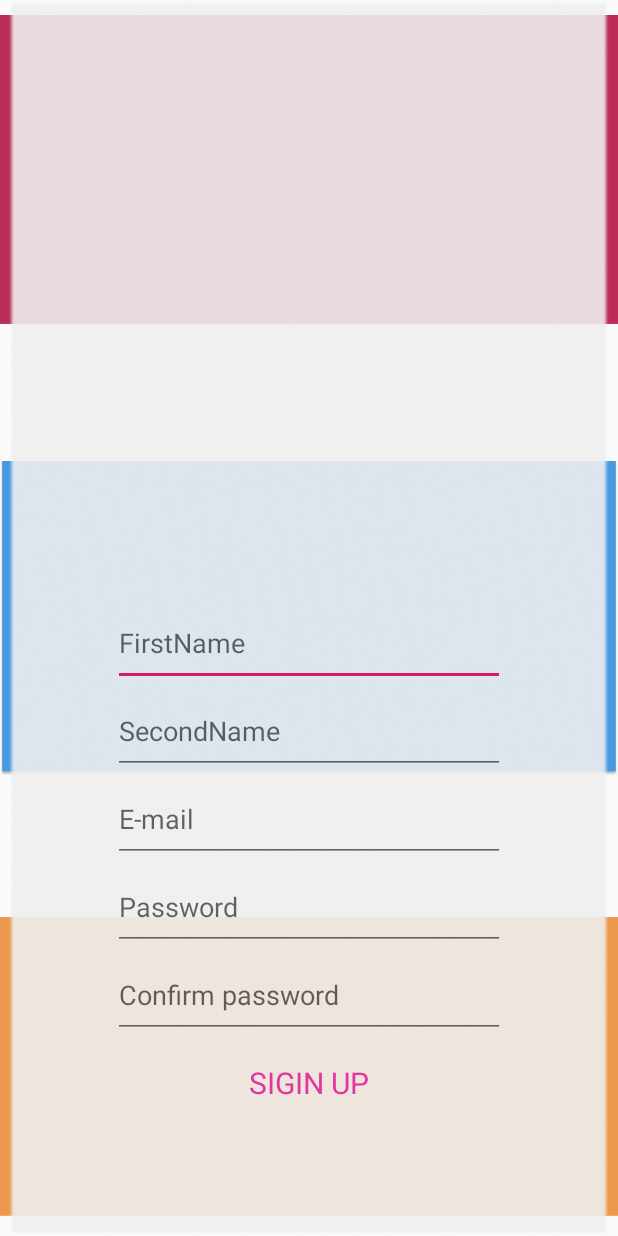
After one commit to Amaderu/FirstProject, an Android app: the layout activity_main2.xml on its own in the app's theme, with its tools: preview values and no code run, on a phone screen of 412 x 824 dp. The commit adds this screen. Run offline under Robolectric (Android 15) with nearby library versions, the light colour scheme and no system bars.

```diff
--- /dev/null
+++ b/app/src/main/res/layout/activity_main2.xml
@@ -0,0 +1,108 @@
+<?xml version="1.0" encoding="utf-8"?>
+<androidx.constraintlayout.widget.ConstraintLayout xmlns:android="http://schemas.android.com/apk/res/android"
+    xmlns:app="http://schemas.android.com/apk/res-auto"
+    xmlns:tools="http://schemas.android.com/tools"
+    android:layout_width="match_parent"
+    android:layout_height="match_parent"
+    tools:context=".MainActivity2">
+    <ImageView
+        android:id="@+id/rectangle1"
+        android:layout_width="match_parent"
+        android:layout_height="226dp"
+        android:src="@drawable/rectangle_1"
+        app:layout_constraintTop_toTopOf="parent" />
+
+    <ImageView
+        android:layout_width="match_parent"
+        android:layout_height="226dp"
+        android:src="@drawable/rectangle_2"
+        app:layout_constraintTop_toBottomOf="@+id/rectangle1"
+        app:layout_constraintBottom_toTopOf="@+id/rectangle3"/>
+
+    <ImageView
+        android:id="@+id/rectangle3"
+        android:layout_width="match_parent"
+        android:layout_height="226dp"
+        android:src="@drawable/rectangle_3"
+        app:layout_constraintBottom_toBottomOf="parent"
+        />
+
+
+    <ImageView
+        android:id="@+id/screen_bg"
+        android:layout_width="wrap_content"
+        android:layout_height="wrap_content"
+        android:layout_margin="12dp"
+        android:src="@drawable/screen_bg"
+        app:layout_constraintBottom_toBottomOf="parent"
+        app:layout_constraintEnd_toEndOf="parent"
+        app:layout_constraintStart_toStartOf="parent"
+        app:layout_constraintTop_toTopOf="parent"
+        android:alpha="0.9"/>
+
+    <EditText
+        android:id="@+id/fieldFName"
+        android:layout_width="261dp"
+        android:layout_height="57dp"
+        android:hint="FirstName"
+        android:orientation="horizontal"
+        android:paddingVertical="12dp"
+        app:layout_constraintEnd_toEndOf="@+id/screen_bg"
+        app:layout_constraintStart_toStartOf="@+id/screen_bg"
+        app:layout_constraintTop_toTopOf="@+id/screen_bg"
+        android:layout_marginTop="600px"/>
+    <EditText
+        android:id="@+id/fieldSName"
+        android:layout_width="261dp"
+        android:layout_height="57dp"
+        android:hint="SecondName"
+        app:layout_constraintStart_toStartOf="@id/fieldFName"
+        app:layout_constraintTop_toBottomOf="@id/fieldFName"
+        android:layout_marginTop="1dp"
+        />
+    <EditText
+        android:id="@+id/fieldMail"
+        android:layout_width="261dp"
+        android:layout_height="57dp"
+        android:hint="E-mail"
+        app:layout_constraintStart_toStartOf="@id/fieldSName"
+        app:layout_constraintTop_toBottomOf="@id/fieldSName"
+        android:layout_marginTop="1dp"
+        />
+    <EditText
+        android:id="@+id/fieldPass"
+        android:layout_width="261dp"
+        android:layout_height="57dp"
+        android:hint="Password"
+        app:layout_constraintStart_toStartOf="@id/fieldMail"
+        app:layout_constraintTop_toBottomOf="@id/fieldMail"
+        android:layout_marginTop="1dp"
+        android:inputType="textPassword"
+        android:ems="10"
+        />
+    <EditText
+        android:id="@+id/fieldConPass"
+        android:layout_width="261dp"
+        android:layout_height="57dp"
+        android:hint="Confirm password"
+        app:layout_constraintStart_toStartOf="@id/fieldPass"
+        app:layout_constraintTop_toBottomOf="@id/fieldPass"
+        android:layout_marginTop="1dp"
+        android:inputType="textPassword"
+        />
+    <Button
+        android:id="@+id/sign_up"
+        android:layout_width="261dp"
+        android:layout_height="57dp"
+        android:text="Sigin UP"
+        app:layout_constraintTop_toBottomOf="@id/fieldConPass"
+        android:layout_marginTop="1dp"
+        app:layout_constraintStart_toStartOf="@id/screen_bg"
+        app:layout_constraintEnd_toEndOf="@id/screen_bg"
+        style="@style/ButtonStyle"
+        android:onClick="onClick"
+        />
+
+
+
+</androidx.constraintlayout.widget.ConstraintLayout>
```
Also changed, not shown: app/src/main/java/com/example/firstproject/LoadScreenActivity2.java (added, +24 -0 lines), app/src/main/java/com/example/firstproject/MainActivity.java (+16 -0 lines), app/src/main/java/com/example/firstproject/MainActivity2.java (added, +52 -0 lines), app/src/main/res/layout/activity_load_screen2.xml (added, +22 -0 lines), app/src/main/res/drawable/rectangle_1.png (added), app/src/main/res/drawable/rectangle_2.png (added), app/src/main/res/drawable/rectangle_3.png (added), app/src/main/res/drawable/screen_bg.png (added), app/src/main/res/drawable/screen_bg_mini.png (added), app/src/main/res/drawable/splashicon.png (added), app/src/main/res/font/secular_one_regular.ttf (added), app/src/main/res/font/titillium_web_black.ttf (added), app/src/main/res/font/titillium_web_bold.ttf (added), app/src/main/res/font/titillium_web_bolditalic.ttf (added), 2 more files.
